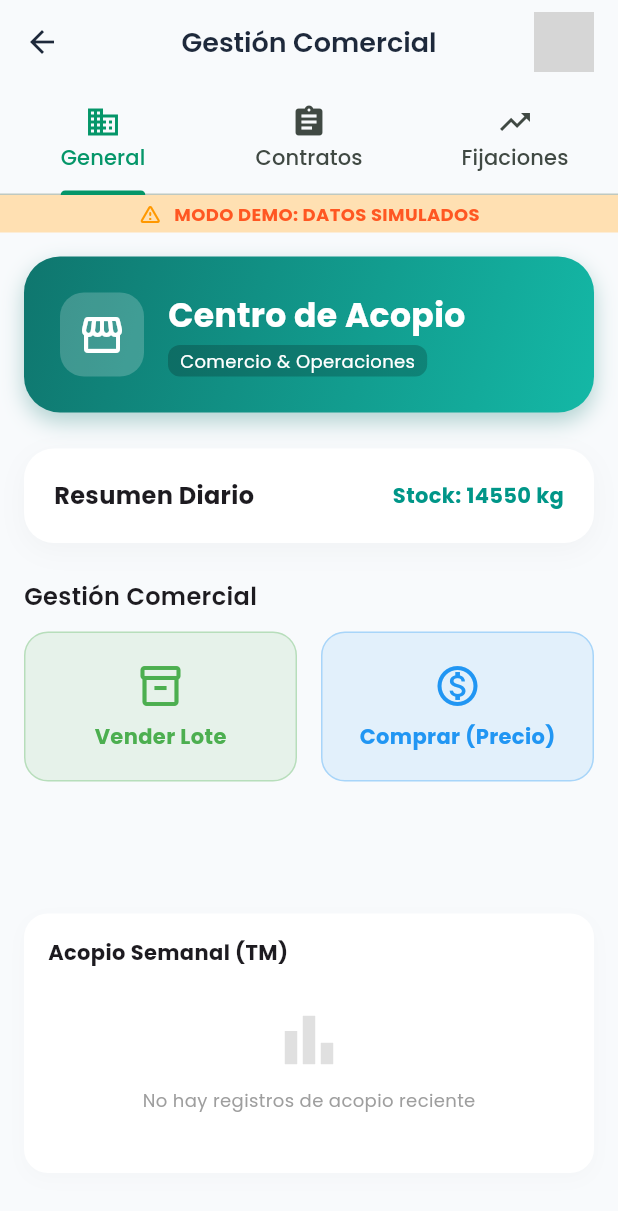
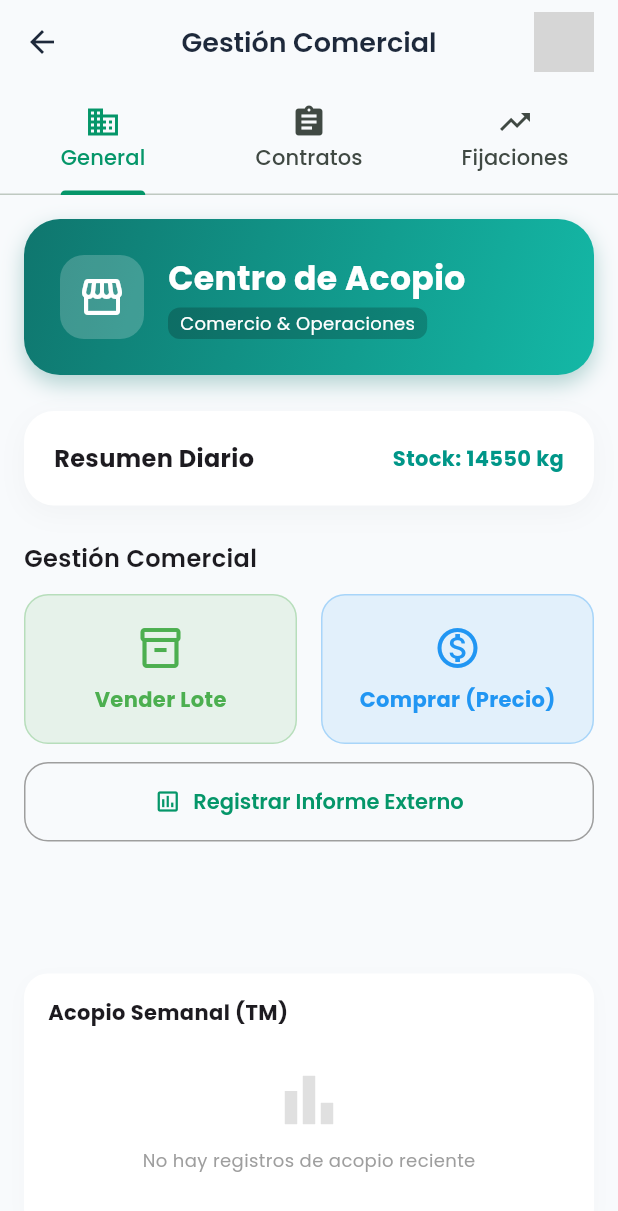
Before and after one commit to nvillonmeza/triboka-agro, a Flutter app: the GestionPage screen opened directly, on a phone screen of 412 x 824 dp. Shown: the top 1211 px of the screen. Run offline on Flutter 3.47's test engine with Material 3 defaults, Android fonts, the light colour scheme and no system bars; our stand-ins replace connectivity_plus, device_info_plus, fl_chart, flutter_secure_storage, flutter_staggered_animations, google_fonts and 8 more; missing offline and left inert: flutter_appauth; accounts and stored records are empty; network calls fail; project files that could hold a hidden picture were left out; grey boxes are pictures that could not be loaded.

Commit message:
feat: Gestion Refinements - Remove Mocks, Add Report Button, Hide Demo Banner

```diff
--- a/triboka_app/lib/pages/dashboards/centro_dashboard.dart
+++ b/triboka_app/lib/pages/dashboards/centro_dashboard.dart
@@ -42,7 +42,7 @@ class _CentroDashboardState extends State<CentroDashboard> {
 
     return Column(
       children: [
-        SimulationBanner(isVisible: analytics.isSimulated),
+        // SimulationBanner(isVisible: analytics.isSimulated), // Hidden for Production Polish
         Expanded(
           child: SingleChildScrollView(
             physics: const ClampingScrollPhysics(),
@@ -85,6 +85,20 @@ class _CentroDashboardState extends State<CentroDashboard> {
                       ),
                     ),
                   ],
+                ),
+                const SizedBox(height: 12),
+                // Botón de Informe (Nuevo)
+                SizedBox(
+                  width: double.infinity,
+                  child: OutlinedButton.icon(
+                    onPressed: () => _showActionSnackBar('Módulo de Informes: Conexión API / CSV (Próximamente)'),
+                    icon: const Icon(Icons.assessment_outlined),
+                    label: const Text('Registrar Informe Externo'),
+                    style: OutlinedButton.styleFrom(
+                      padding: const EdgeInsets.all(16),
+                      side: const BorderSide(color: Colors.grey),
+                    ),
+                  ),
                 ),
 
                 const SizedBox(height: AppConstants.largePadding),
--- a/triboka_app/lib/pages/inicio_page.dart
+++ b/triboka_app/lib/pages/inicio_page.dart
@@ -254,7 +254,6 @@ class _InicioPageState extends State<InicioPage> {
       subtitle: subtitle,
       price: price,
       tags: tags,
-      tags: tags,
       onTap: () {
         // Start or Open Chat
         final chatService = context.read<ChatService>();
--- a/triboka_app/lib/services/chat_service.dart
+++ b/triboka_app/lib/services/chat_service.dart
@@ -9,6 +9,8 @@ class ChatService extends ChangeNotifier {
   bool _isSimulated = false; // New flag
   String _currentRoom = '';
   List<Map<String, dynamic>> _conversations = []; // Local storage of chats
+  List<Map<String, dynamic>> _messages = [];
+  Map<String, bool> _typingUsers = {};
 
   // Getters
   bool get isConnected => _isConnected;
--- a/triboka_app/lib/services/contract_service.dart
+++ b/triboka_app/lib/services/contract_service.dart
@@ -138,7 +138,8 @@ class ContractService extends ChangeNotifier {
           // 1. Load what we have
           await _loadFromCache();
 
-          // 2. If completely empty, seed mock data
+          // 2. Mock seeding DISABLED for Production
+          /*
           if (_contracts.isEmpty) {
              debugPrint('Seeding Mock Data into Hive...');
              final mocks = _generateMockContracts();
@@ -148,6 +149,7 @@ class ContractService extends ChangeNotifier {
              }
              await _loadFromCache();
           }
+          */
       }
     } catch (e) {
       _error = 'Error crítico: $e';
--- a/triboka_app/lib/services/publication_service.dart
+++ b/triboka_app/lib/services/publication_service.dart
@@ -37,7 +37,6 @@ class PublicationService {
         return pubRole == 'exportadora' || pubRole == 'proveedor';
       } else if (userRole == 'proveedor') {
         return pubRole == 'centro' || pubRole == 'exportadora';
-      }
       } else if (userRole == 'superuser') {
         return true; // Superuser sees everything
       }
```
